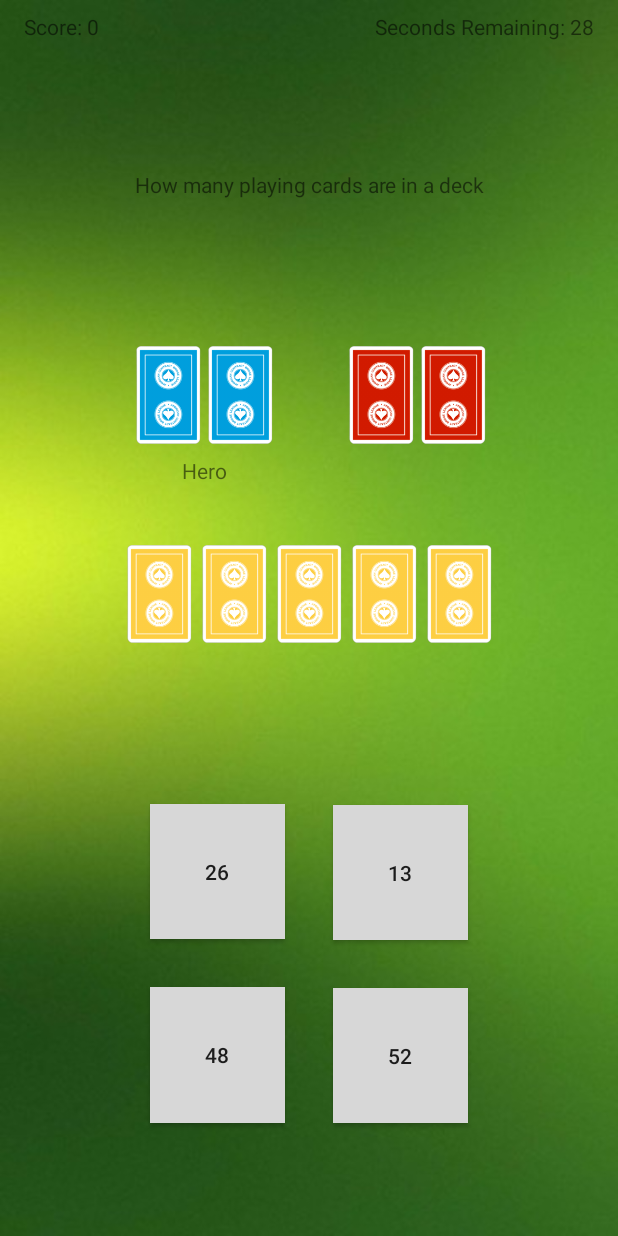
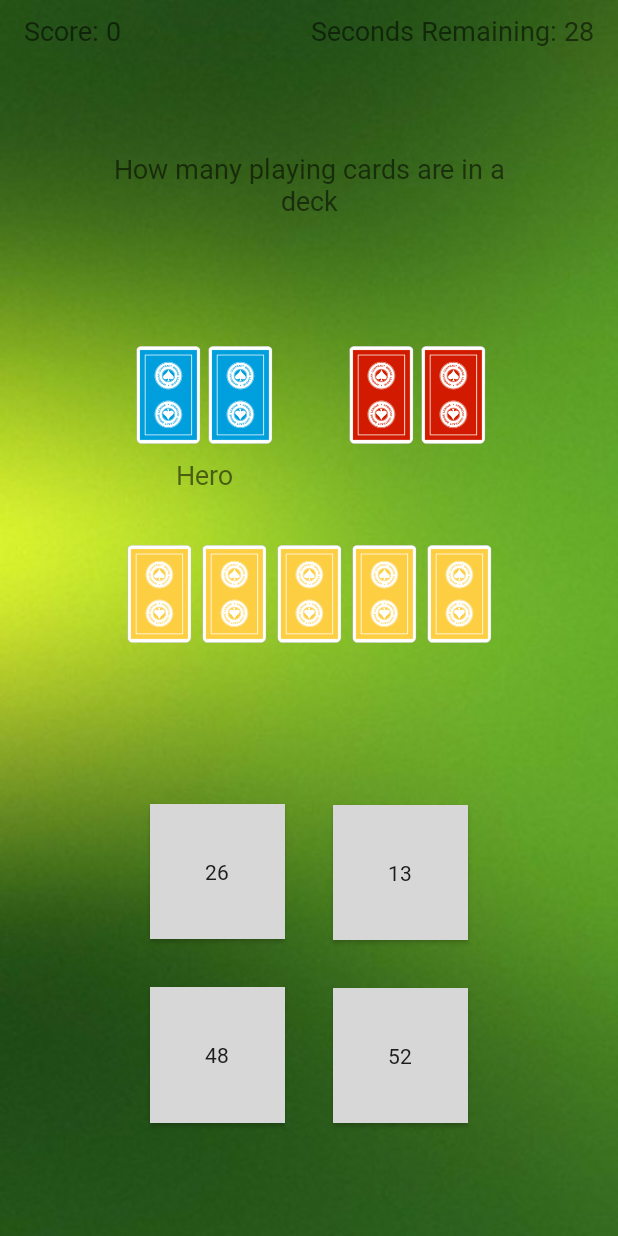
Before and after one commit to ericreinke/PokerQuizzer, an Android app: the PlayActivity screen opened directly, with no data from a screen before it, on a phone screen of 412 x 824 dp. Run offline under Robolectric (Android 15) with nearby library versions, the phone set to English and light mode, and no system bars.

Commit message:
Added custom Font

```diff
--- a/app/src/main/java/com/example/ericr/pokerquizzer/PlayActivity.java
+++ b/app/src/main/java/com/example/ericr/pokerquizzer/PlayActivity.java
@@ -7,6 +7,7 @@ import android.content.Intent;
 import android.content.res.Resources;
 import android.content.res.TypedArray;
 import android.graphics.Color;
+import android.graphics.Typeface;
 import android.graphics.drawable.Drawable;
 import android.media.Image;
 import android.os.CountDownTimer;
--- a/app/src/main/res/layout/activity_play.xml
+++ b/app/src/main/res/layout/activity_play.xml
@@ -256,7 +256,7 @@
 
     <TextView
         android:id="@+id/questionTextView"
-        android:layout_width="259dp"
+        android:layout_width="303dp"
         android:layout_height="58dp"
         android:layout_marginBottom="8dp"
         android:layout_marginEnd="8dp"
@@ -264,8 +264,10 @@
         android:layout_marginRight="8dp"
         android:layout_marginStart="8dp"
         android:layout_marginTop="24dp"
+        android:gravity="center"
         android:text="question_placeholder"
-        android:gravity= "center"
+        android:textSize="18sp"
+        app:fontFamily="@font/aquariusno8cg"
         app:layout_constraintBottom_toTopOf="@+id/hero2"
         app:layout_constraintEnd_toEndOf="parent"
         app:layout_constraintHorizontal_bias="0.502"
@@ -281,6 +283,7 @@
         android:layout_marginRight="16dp"
         android:layout_marginTop="32dp"
         android:text="Answer 1"
+        app:fontFamily="@font/aquariusno8cg"
         app:layout_constraintBottom_toTopOf="@+id/thirdAnswerBtn"
         app:layout_constraintEnd_toStartOf="@+id/secondAnswerBtn"
         app:layout_constraintHorizontal_bias="0.5"
@@ -298,6 +301,7 @@
         android:layout_marginStart="16dp"
         android:layout_marginTop="32dp"
         android:text="Answer 2"
+        app:fontFamily="@font/aquariusno8cg"
         app:layout_constraintBottom_toTopOf="@+id/fourthAnswerBtn"
         app:layout_constraintEnd_toEndOf="parent"
         app:layout_constraintHorizontal_bias="0.5"
@@ -314,6 +318,7 @@
         android:layout_marginRight="16dp"
         android:layout_marginTop="16dp"
         android:text="Answer 3"
+        app:fontFamily="@font/aquariusno8cg"
         app:layout_constraintBottom_toBottomOf="parent"
         app:layout_constraintEnd_toStartOf="@+id/fourthAnswerBtn"
         app:layout_constraintHorizontal_bias="0.5"
@@ -330,6 +335,7 @@
         android:layout_marginStart="16dp"
         android:layout_marginTop="16dp"
         android:text="Answer 4"
+        app:fontFamily="@font/aquariusno8cg"
         app:layout_constraintBottom_toBottomOf="parent"
         app:layout_constraintEnd_toEndOf="parent"
         app:layout_constraintHorizontal_bias="0.5"
@@ -346,6 +352,8 @@
         android:layout_marginRight="16dp"
         android:layout_marginTop="8dp"
         android:text="timer_placeholder"
+        android:textSize="18sp"
+        app:fontFamily="@font/aquariusno8cg"
         app:layout_constraintEnd_toEndOf="parent"
         app:layout_constraintTop_toTopOf="parent" />
 
@@ -357,6 +365,8 @@
         android:layout_marginStart="16dp"
         android:layout_marginTop="8dp"
         android:text="score_placeholder"
+        android:textSize="18sp"
+        app:fontFamily="@font/aquariusno8cg"
         app:layout_constraintStart_toStartOf="parent"
         app:layout_constraintTop_toTopOf="parent" />
 
@@ -438,6 +448,8 @@
         android:layout_marginStart="8dp"
         android:layout_marginTop="8dp"
         android:text="Hero"
+        android:textSize="18sp"
+        app:fontFamily="@font/aquariusno8cg"
         app:layout_constraintEnd_toEndOf="@+id/hero2"
         app:layout_constraintStart_toStartOf="@+id/hero1"
         app:layout_constraintTop_toBottomOf="@+id/hero1" />
@@ -452,6 +464,8 @@
         android:layout_marginStart="8dp"
         android:layout_marginTop="8dp"
         android:text="Villain"
+        android:textSize="18sp"
+        app:fontFamily="@font/aquariusno8cg"
         app:layout_constraintEnd_toEndOf="@+id/villain2"
         app:layout_constraintStart_toStartOf="@+id/villain1"
         app:layout_constraintTop_toBottomOf="@+id/villain1" />
--- /dev/null
+++ b/app/src/main/res/values-v16/styles.xml
@@ -0,0 +1,10 @@
+<?xml version="1.0" encoding="utf-8"?>
+<resources>
+
+    <style name="AlertDialogStyleCorrect" parent="Theme.AppCompat.Light.Dialog">
+        <item name="android:textColor">#000000</item>
+        <item name="android:textColorPrimary">#000000</item>
+        <item name="android:background">#3da542</item>
+        <item name="android:fontFamily">@font/aquariusno8cg</item>
+    </style>
+</resources>
--- a/app/src/main/res/values-v21/styles.xml
+++ b/app/src/main/res/values-v21/styles.xml
@@ -12,14 +12,4 @@
         <item name="android:statusBarColor">@color/colorBar</item>
     </style>
 
-    <style name="AlertDialogStyleCorrect" parent="Theme.AppCompat.Light.Dialog">
-        <item name="android:textColor">#000000</item>
-        <item name="android:textColorPrimary">#000000</item>
-        <item name="android:background">#3da542</item>
-    </style>
-    <style name="AlertDialogStyleIncorrect" parent="Theme.AppCompat.Light.Dialog">
-        <item name="android:textColor">#000000</item>
-        <item name="android:textColorPrimary">#000000</item>
-        <item name="android:background">#ce4444</item>
-    </style>
 </resources>
--- a/app/src/main/res/values/styles.xml
+++ b/app/src/main/res/values/styles.xml
@@ -19,5 +19,6 @@
         <item name="android:textColor">#000000</item>
         <item name="android:textColorPrimary">#000000</item>
         <item name="android:background">#ce4444</item>
+
     </style>
 </resources>
```
Also changed, not shown: app/src/main/res/layout/activity_main.xml (+13 -5 lines).
